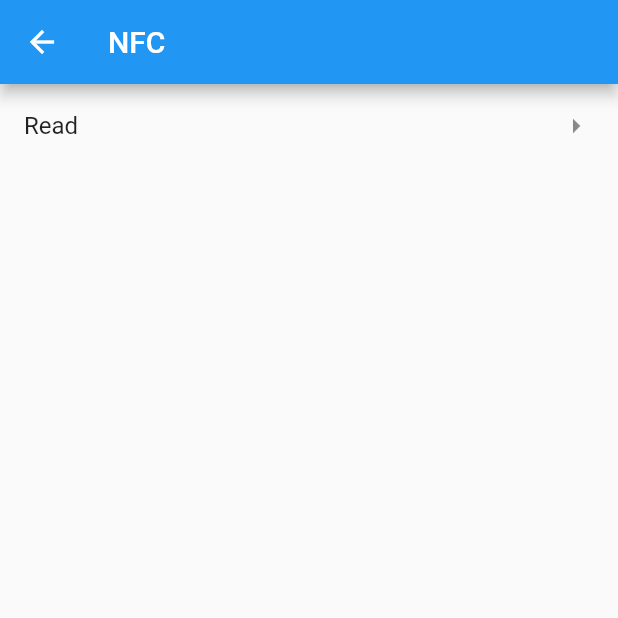
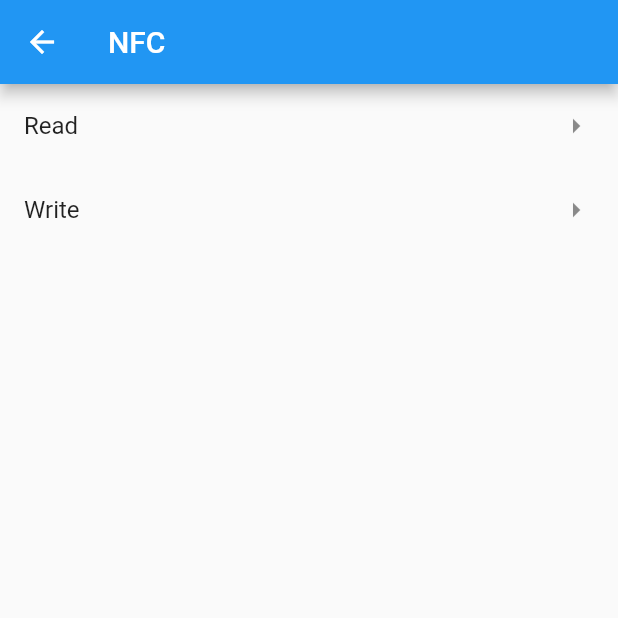
Before and after one commit to DataScience-GT/hacklytics_checkin_flutter, a Flutter app: the screen it shows after launch, after a tap on "Nfc", on a phone screen of 412 x 824 dp, the top half of it. Run offline on Flutter 3.47's test engine with Material 2 defaults, Android fonts, the phone set to English and light mode, and no system bars; missing offline and left inert: amplify_api, amplify_auth_cognito, amplify_authenticator, amplify_core, amplify_flutter, nfc_manager; statements that could not run were skipped.

Commit message:
added UserList view

```diff
--- a/lib/view/nfc.view.dart
+++ b/lib/view/nfc.view.dart
@@ -1,4 +1,5 @@
 import "package:flutter/material.dart";
+import 'package:hacklytics_checkin_flutter/view/userlist.view.dart';
 import 'package:nfc_manager/nfc_manager.dart';
 
 import './read.nfc.view.dart';
@@ -17,7 +18,13 @@ class NfcView extends StatelessWidget {
             title: const Text("Read"),
             onTap: () => Navigator.push(context,
                 MaterialPageRoute(builder: (context) => const ReadNfcView())),
-              trailing: const Icon(Icons.arrow_right),
+            trailing: const Icon(Icons.arrow_right),
+          ),
+          ListTile(
+            title: const Text("Write"),
+            onTap: () => Navigator.push(context,
+                MaterialPageRoute(builder: (context) => const UserListView())),
+            trailing: const Icon(Icons.arrow_right),
           )
         ]));
   }
```
